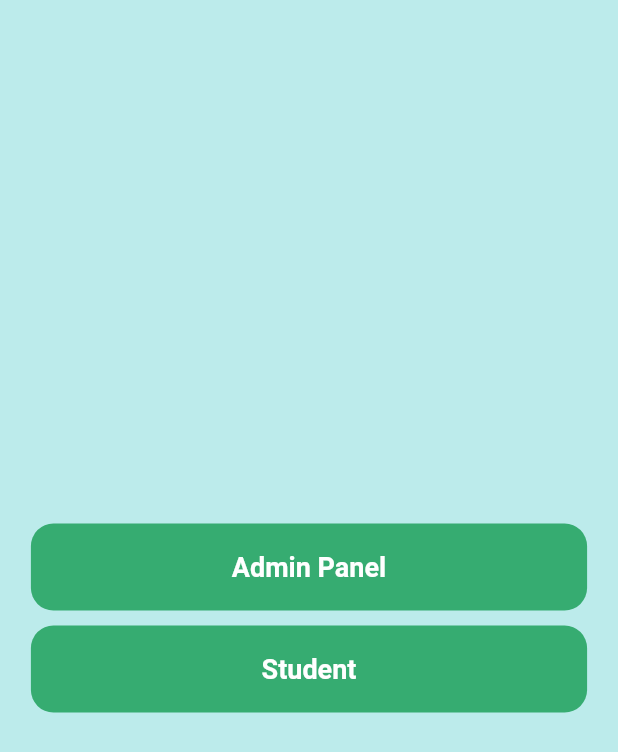
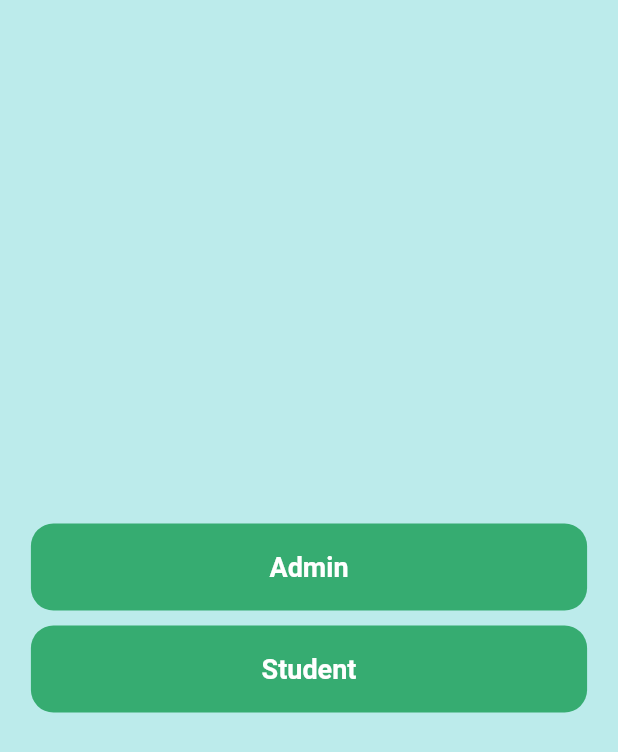
Before and after one commit to mohdhashirsheikh/student_portal_app, a Flutter app: the screen it shows after launch, on a phone screen of 412 x 824 dp. Shown: the top 752 px of the screen. Run offline on Flutter 3.47's test engine with Material 2 defaults, Android fonts, the phone set to English and light mode, and no system bars; our stand-ins replace carousel_slider, date_field, image_picker, otp_text_field.

Commit message:
Admin title fix

```diff
--- a/lib/Dashboard/DashboardPage.dart
+++ b/lib/Dashboard/DashboardPage.dart
@@ -35,7 +35,7 @@ class DashboardPage extends StatelessWidget {
                             );
                           },
                           child: Text(
-                            "Admin Panel",
+                            "Admin",
                             style: TextStyle(
                               color: Colors.white,
                               fontSize: 18,
```
